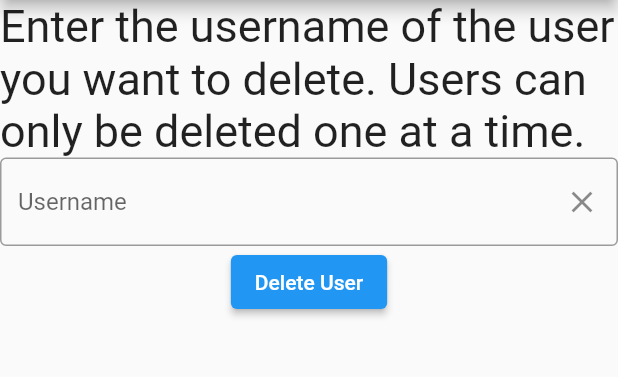
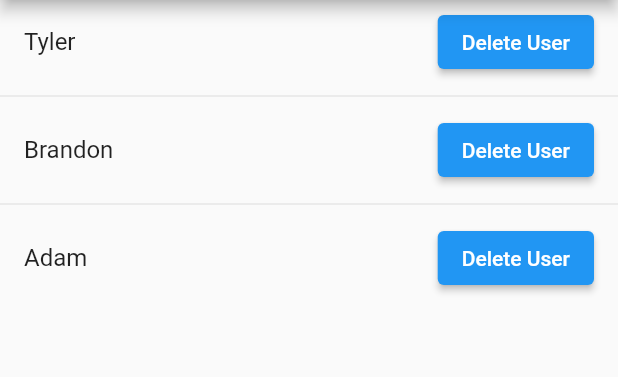
Before and after one commit to tjayhoover/Automatic-Code-Grader, a Flutter app: the AdminHome screen opened directly, after a tap on "Delete User", on a phone screen of 412 x 824 dp, the part 84-461 px from its top. Run offline on Flutter 3.47's test engine with Material 2 defaults, Android fonts, the phone set to English and light mode, and no system bars; our stand-ins replace equatable, file_picker, flutter_bloc, get_it.

Commit message:
fixed user delete page formating for schema reasons

```diff
--- a/lib/cubits/users/users_cubit.dart
+++ b/lib/cubits/users/users_cubit.dart
@@ -76,6 +76,17 @@ class UserDeleteCubit extends Cubit<UserState> {
     }
   }
 
+  void getAllUsers() async{
+    try {
+      emit(UserLoadingState());
+      final list = await _getAllUsers();
+      if (list.isEmpty) throw Null;
+      emit(UsersLoadedState(list));
+    } catch (e) {
+      emit(UsersFailureState());
+    }
+  }
+
   void resetState() {
     emit(UserInitialState());
   }
@@ -89,4 +100,8 @@ class UserDeleteCubit extends Cubit<UserState> {
     // TODO: Implement fetching of assignments from API or database
     return userRepo.deleteUser(username);
   }
+
+  Future<List<User>> _getAllUsers() async{
+      return userRepo.getAllUsers();
+  }
 }
--- a/lib/main.dart
+++ b/lib/main.dart
@@ -11,6 +11,7 @@ import 'package:project3_ui/repositories/student_grade_reports/interface/student
 import 'package:project3_ui/repositories/users/implementation/mock_user_repository.dart';
 import 'package:project3_ui/repositories/users/interface/user_repository.dart';
 
+import 'cubits/grade_reports/instructor_grade_report_cubit.dart';
 import 'pages/login/login.dart';
 
 final GetIt getIt = GetIt.instance;
--- a/lib/pages/admin/admin_home.dart
+++ b/lib/pages/admin/admin_home.dart
@@ -32,6 +32,7 @@ class AdminHome extends StatelessWidget {
               onPressed: () {
                 var Cubit = BlocProvider.of<UserDeleteCubit>(context);
                 Cubit.resetState();
+                Cubit.getAllUsers();
                 Navigator.push(
                   context,
                   MaterialPageRoute(builder: (context) => DelUser()),
--- a/lib/pages/admin/delete_user/delete_user.dart
+++ b/lib/pages/admin/delete_user/delete_user.dart
@@ -3,11 +3,10 @@ import 'package:flutter_bloc/flutter_bloc.dart';
 import 'package:project3_ui/cubits/users/users_cubit.dart';
 
 import '../../../cubits/states/user_state.dart';
+import '../../../entities/user.dart';
 
 class DelUser extends StatelessWidget {
   DelUser({super.key});
-
-  final TextEditingController username = TextEditingController();
 
   @override
   Widget build(BuildContext context) {
@@ -17,7 +16,9 @@ class DelUser extends StatelessWidget {
       ),
       body: BlocBuilder<UserDeleteCubit, UserState>(builder: (context, state) {
         if (state is UserInitialState) {
-          return Main(username: username);
+          return const CircularProgressIndicator();
+        } else if (state is UsersLoadedState) {
+          return Main(users: state.users);
         } else if (state is UserLoadingState) {
           return const CircularProgressIndicator();
         } else if (state is UserDeleteFailureState) {
@@ -46,23 +47,64 @@ class ErrorPage extends StatelessWidget {
   @override
   Widget build(BuildContext context) {
     return const AlertDialog(
-    title: Text('Error'),
-    content: Text('User not deleted! Try again'),);
+      title: Text('Error'),
+      content: Text('User not deleted! Try again'),
+    );
   }
 }
 
-class Main extends StatelessWidget {
+class Main extends StatefulWidget {
   const Main({
     super.key,
-    required this.username,
+    required this.users,
   });
 
-  final TextEditingController username;
+  final List<User> users;
+
+  @override
+  State<Main> createState() => _Main();
+}
+
+class _Main extends State<Main> {
+  Widget build(BuildContext context) {
+    return Center(
+        child: ListView.separated(
+      //padding: const EdgeInsets.all(12.0),
+      itemCount: widget.users.length,
+      itemBuilder: (_, int aIndex) {
+        return ListTile(
+          trailing: DeleteButton(id: widget.users[aIndex].id.toString()),
+          title: Text(widget.users[aIndex].name),
+        );
+      },
+      separatorBuilder: (BuildContext context, int index) => const Divider(),
+    ));
+
+    ////
+  }
+}
+
+class DeleteButton extends StatelessWidget {
+  const DeleteButton({
+    super.key,
+    required this.id,
+  });
+
+  final String id;
 
   @override
   Widget build(BuildContext context) {
-    return Center(
-      child: Column(
+    return ElevatedButton(
+      onPressed: () {
+        BlocProvider.of<UserDeleteCubit>(context).deleteUser(id);
+      },
+      child: const Text('Delete User'),
+    );
+  }
+}
+
+/*
+child: Column(
         children: [
           const Text(
             style: TextStyle(fontSize: 30),
@@ -80,15 +122,7 @@ class Main extends StatelessWidget {
               hintText: 'Username',
             ),
           ),
-          ElevatedButton(
-            onPressed: () {
-              BlocProvider.of<UserDeleteCubit>(context)
-                  .deleteUser(username.text);
-            },
-            child: const Text('Delete User'),
-          ),
         ],
       ),
     );
-  }
-}
+*/
```
